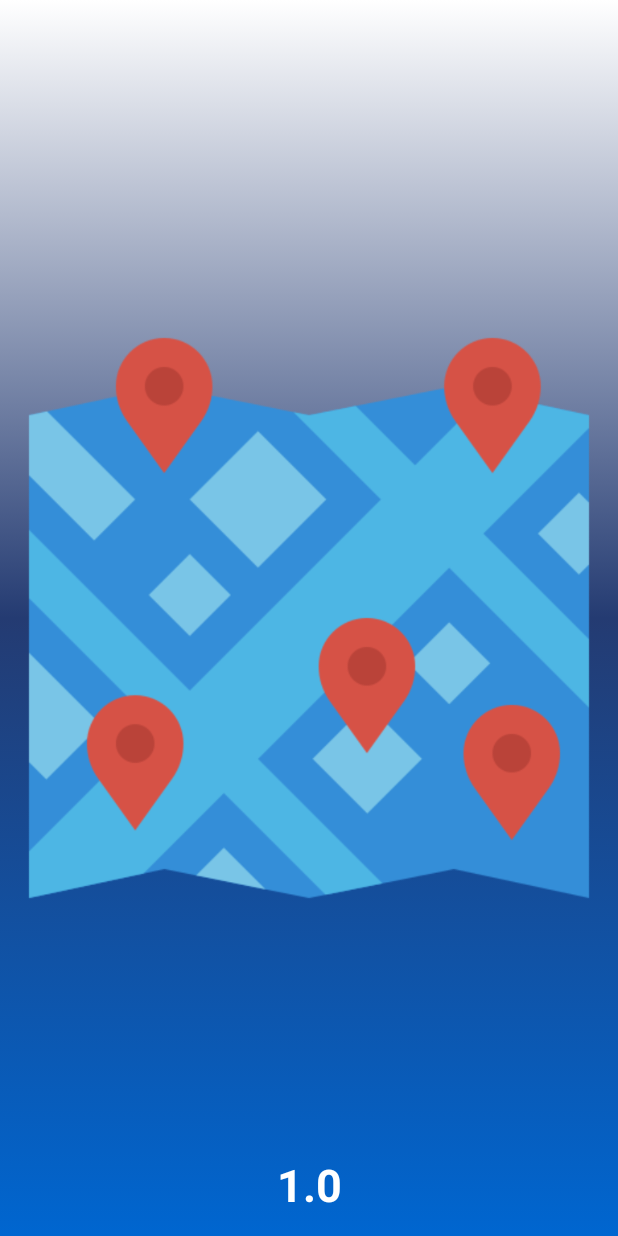
After one commit to JimPoolML/Maps_Kotlin, an Android app: the SplashActivity screen opened directly, with no data from a screen before it, on a phone screen of 412 x 824 dp. The commit adds this screen. Run offline under Robolectric (Android 15) with nearby library versions, the phone set to English and light mode, and no system bars; libraries missing offline, so code that uses them is left out: de.mateware.snacky; Roboto replaces fonts that are not available here.

Commit message:
Add icons Add splash activity Add colors

```diff
--- /dev/null
+++ b/app/src/main/java/appjpm4everyone/ui/SplashActivity.kt
@@ -0,0 +1,46 @@
+package appjpm4everyone.ui
+
+import android.content.Intent
+import android.os.Build
+import androidx.appcompat.app.AppCompatActivity
+import android.os.Bundle
+import android.os.Handler
+import appjpm4everyone.base.BaseActivity
+import appjpm4everyone.ui.mainactivity.MainActivity
+import appjpm4everyone.ui.mapskotlin.BuildConfig
+import appjpm4everyone.ui.mapskotlin.databinding.ActivitySplashBinding
+import appjpm4everyone.ui.viewplace.ViewPlaceActivity
+
+private const val TIME_SLEEP: Long = 2500
+
+@Suppress("DEPRECATION")
+class SplashActivity : BaseActivity() {
+
+    private lateinit var binding: ActivitySplashBinding
+
+    override fun onCreate(savedInstanceState: Bundle?) {
+        super.onCreate(savedInstanceState)
+        binding = ActivitySplashBinding.inflate(layoutInflater)
+        setContentView(binding.root)
+
+        initUi()
+    }
+
+    private fun initUi() {
+        binding.tvVersion.text = BuildConfig.VERSION_NAME
+        // Use
+        val handler = Handler()
+        handler.postDelayed({
+            // do something after 1000ms
+            onNavigationMain()
+        }, TIME_SLEEP)
+
+    }
+
+    private fun onNavigationMain() {
+        // Start the MainActivity
+        val intent = Intent(this, MainActivity::class.java)
+        startActivity(intent)
+        finish()
+    }
+}
--- /dev/null
+++ b/app/src/main/res/drawable/background_splash.xml
@@ -0,0 +1,14 @@
+<?xml version="1.0" encoding="utf-8"?>
+<selector xmlns:android="http://schemas.android.com/apk/res/android">
+    <item>
+        <shape android:shape="rectangle">
+            <!--make a gradient background-->
+            <gradient
+                android:type="linear"
+                android:startColor="@color/white"
+                android:endColor="@color/blue_another"
+                android:centerColor="@color/blue_frs"
+                android:angle="270" />
+        </shape>
+    </item>
+</selector>
--- /dev/null
+++ b/app/src/main/res/layout/activity_splash.xml
@@ -0,0 +1,37 @@
+<?xml version="1.0" encoding="utf-8"?>
+<androidx.constraintlayout.widget.ConstraintLayout xmlns:android="http://schemas.android.com/apk/res/android"
+    xmlns:app="http://schemas.android.com/apk/res-auto"
+    xmlns:tools="http://schemas.android.com/tools"
+    android:layout_width="match_parent"
+    android:layout_height="match_parent"
+    android:background="@drawable/background_splash"
+    tools:context="appjpm4everyone.ui.SplashActivity">
+
+
+    <TextView
+        android:id="@+id/tv_version"
+        android:layout_width="wrap_content"
+        android:layout_height="wrap_content"
+        android:layout_marginStart="14dp"
+        android:layout_marginEnd="14dp"
+        android:layout_marginBottom="14dp"
+        android:textSize="30sp"
+        android:text="Lorem Ipsum"
+        android:textColor="@color/white"
+        android:textStyle="bold"
+        app:layout_constraintBottom_toBottomOf="parent"
+        app:layout_constraintEnd_toEndOf="parent"
+        app:layout_constraintStart_toStartOf="parent" />
+
+    <ImageView
+        android:id="@+id/imageView4"
+        android:layout_width="wrap_content"
+        android:layout_height="wrap_content"
+        android:layout_margin="50dp"
+        app:layout_constraintBottom_toBottomOf="parent"
+        app:layout_constraintEnd_toEndOf="parent"
+        app:layout_constraintStart_toStartOf="parent"
+        app:layout_constraintTop_toTopOf="parent"
+        app:srcCompat="@drawable/geolocation" />
+
+</androidx.constraintlayout.widget.ConstraintLayout>
--- /dev/null
+++ b/app/src/main/res/values/ic_launcher_background.xml
@@ -0,0 +1,4 @@
+<?xml version="1.0" encoding="utf-8"?>
+<resources>
+    <color name="ic_launcher_background">#41C3C8</color>
+</resources>
```
Also changed, not shown: app/src/main/java/appjpm4everyone/ui/viewplace/ViewPlaceActivity.kt (+1 -2 lines), app/src/main/ic_launcher-playstore.png (added), app/src/main/res/drawable/geolocation.png (added), app/src/main/res/mipmap-hdpi/ic_launcher_foreground.png (added), app/src/main/res/mipmap-mdpi/ic_launcher_foreground.png (added), app/src/main/res/mipmap-xhdpi/ic_launcher_foreground.png (added), app/src/main/res/mipmap-xxhdpi/ic_launcher_foreground.png (added), app/src/main/res/mipmap-xxxhdpi/ic_launcher_foreground.png (added).
